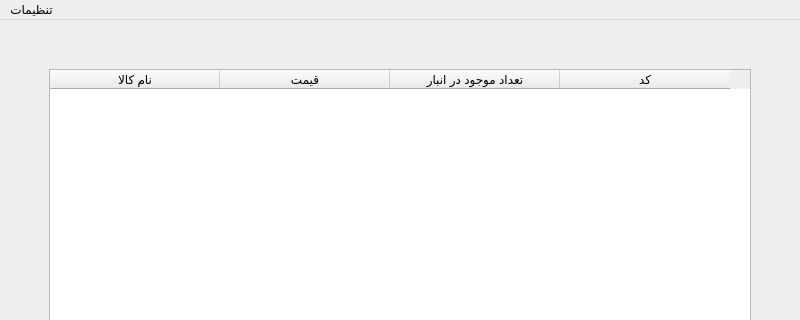
Before: the Qt Designer form allcommoditywindow.ui in Alireza8hi/Project-DigiKala, drawn with Qt 5; both pictures show x 0 to 800 and y 0 to 320 of the 800 by 600 pixel window.
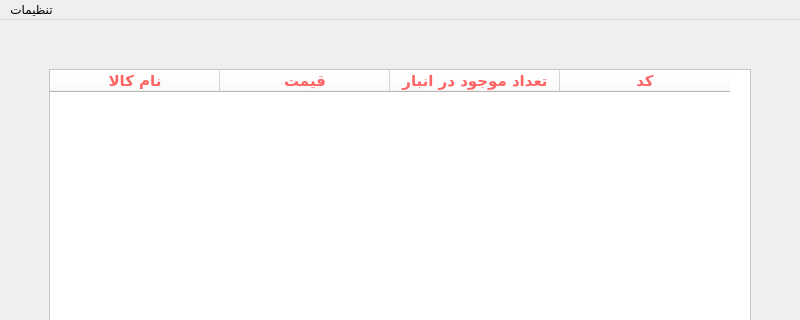
After: the same form once the commit is applied. Icons and pictures are not drawn.

What changed in the file:
```diff
--- a/allcommoditywindow.ui
+++ b/allcommoditywindow.ui
@@ -38,8 +38,16 @@
      <layout class="QGridLayout" name="gridLayout_2">
       <item row="0" column="0">
        <widget class="QTableWidget" name="tableWidget">
-        <property name="alternatingRowColors">
-         <bool>true</bool>
+        <property name="font">
+         <font>
+          <family>Sitka Small Semibold</family>
+          <pointsize>11</pointsize>
+          <bold>true</bold>
+         </font>
+        </property>
+        <property name="styleSheet">
+         <string notr="true">color: rgb(255, 100, 100);
+background:rgb(255,255,255);</string>
         </property>
         <property name="showGrid">
          <bool>true</bool>
```
Left out of the diff: 2 changed lines with no effect on the pictures.
